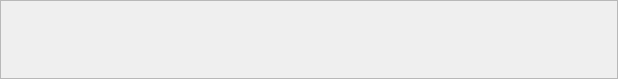
Before: the Qt Designer form ZeroTierUI/network.ui in zerotier/ZeroTierOne, drawn with Qt 5.
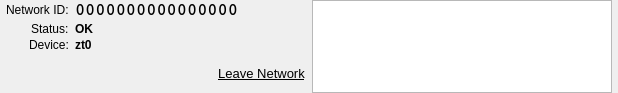
After: the same form once the commit is applied.

Diff of the .ui file:
```diff
--- a/ZeroTierUI/network.ui
+++ b/ZeroTierUI/network.ui
@@ -1,31 +1,259 @@
 <?xml version="1.0" encoding="UTF-8"?>
 <ui version="4.0">
  <class>Network</class>
- <widget class="QScrollArea" name="Network">
+ <widget class="QWidget" name="Network">
   <property name="geometry">
    <rect>
     <x>0</x>
     <y>0</y>
     <width>618</width>
-    <height>79</height>
+    <height>93</height>
    </rect>
   </property>
+  <property name="sizePolicy">
+   <sizepolicy hsizetype="Expanding" vsizetype="Preferred">
+    <horstretch>0</horstretch>
+    <verstretch>0</verstretch>
+   </sizepolicy>
+  </property>
   <property name="windowTitle">
-   <string>ScrollArea</string>
+   <string>Network</string>
   </property>
-  <property name="widgetResizable">
+  <property name="widgetResizable" stdset="0">
    <bool>true</bool>
   </property>
-  <widget class="QWidget" name="scrollAreaWidgetContents">
-   <property name="geometry">
-    <rect>
-     <x>0</x>
-     <y>0</y>
-     <width>616</width>
-     <height>77</height>
-    </rect>
+  <layout class="QHBoxLayout" name="horizontalLayout_3">
+   <property name="spacing">
+    <number>6</number>
    </property>
-  </widget>
+   <property name="leftMargin">
+    <number>6</number>
+   </property>
+   <property name="topMargin">
+    <number>0</number>
+   </property>
+   <property name="rightMargin">
+    <number>6</number>
+   </property>
+   <property name="bottomMargin">
+    <number>0</number>
+   </property>
+   <item>
+    <widget class="QWidget" name="leftWidget" native="true">
+     <layout class="QFormLayout" name="formLayout">
+      <property name="fieldGrowthPolicy">
+       <enum>QFormLayout::ExpandingFieldsGrow</enum>
+      </property>
+      <property name="labelAlignment">
+       <set>Qt::AlignRight|Qt::AlignTrailing|Qt::AlignVCenter</set>
+      </property>
+      <property name="formAlignment">
+       <set>Qt::AlignHCenter|Qt::AlignTop</set>
+      </property>
+      <property name="horizontalSpacing">
+       <number>6</number>
+      </property>
+      <property name="verticalSpacing">
+       <number>2</number>
+      </property>
+      <property name="leftMargin">
+       <number>0</number>
+      </property>
+      <property name="topMargin">
+       <number>0</number>
+      </property>
+      <property name="rightMargin">
+       <number>0</number>
+      </property>
+      <property name="bottomMargin">
+       <number>0</number>
+      </property>
+      <item row="2" column="0">
+       <widget class="QLabel" name="label_2">
+        <property name="text">
+         <string>Network ID:</string>
+        </property>
+        <property name="textFormat">
+         <enum>Qt::PlainText</enum>
+        </property>
+       </widget>
+      </item>
+      <item row="2" column="1">
+       <widget class="QPushButton" name="networkIdPushButton">
+        <property name="sizePolicy">
+         <sizepolicy hsizetype="Preferred" vsizetype="Preferred">
+          <horstretch>0</horstretch>
+          <verstretch>0</verstretch>
+         </sizepolicy>
+        </property>
+        <property name="font">
+         <font>
+          <family>Courier</family>
+          <pointsize>13</pointsize>
+          <weight>75</weight>
+          <bold>true</bold>
+         </font>
+        </property>
+        <property name="toolTip">
+         <string>Click to Copy to Clipboard</string>
+        </property>
+        <property name="styleSheet">
+         <string notr="true">border: 0;
+padding: 0;
+margin: 0;
+text-align: left;</string>
+        </property>
+        <property name="text">
+         <string>0000000000000000</string>
+        </property>
+        <property name="flat">
+         <bool>true</bool>
+        </property>
+       </widget>
+      </item>
+      <item row="3" column="0">
+       <widget class="QLabel" name="label">
+        <property name="text">
+         <string>Status:</string>
+        </property>
+        <property name="textFormat">
+         <enum>Qt::PlainText</enum>
+        </property>
+       </widget>
+      </item>
+      <item row="3" column="1">
+       <widget class="QLabel" name="statusLabel">
+        <property name="sizePolicy">
+         <sizepolicy hsizetype="Preferred" vsizetype="Preferred">
+          <horstretch>0</horstretch>
+          <verstretch>0</verstretch>
+         </sizepolicy>
+        </property>
+        <property name="font">
+         <font>
+          <weight>75</weight>
+          <bold>true</bold>
+         </font>
+        </property>
+        <property name="text">
+         <string>OK</string>
+        </property>
+        <property name="textFormat">
+         <enum>Qt::PlainText</enum>
+        </property>
+       </widget>
+      </item>
+      <item row="4" column="0">
+       <widget class="QLabel" name="label_4">
+        <property name="text">
+         <string>Device:</string>
+        </property>
+        <property name="textFormat">
+         <enum>Qt::PlainText</enum>
+        </property>
+       </widget>
+      </item>
+      <item row="4" column="1">
+       <widget class="QLabel" name="deviceLabel">
+        <property name="font">
+         <font>
+          <weight>75</weight>
+          <bold>true</bold>
+         </font>
+        </property>
+        <property name="text">
+         <string>zt0</string>
+        </property>
+        <property name="textFormat">
+         <enum>Qt::PlainText</enum>
+        </property>
+       </widget>
+      </item>
+      <item row="5" column="1">
+       <widget class="QWidget" name="leaveNetworkButtonContainerWidget" native="true">
+        <property name="sizePolicy">
+         <sizepolicy hsizetype="Expanding" vsizetype="Expanding">
+          <horstretch>0</horstretch>
+          <verstretch>0</verstretch>
+         </sizepolicy>
+        </property>
+        <property name="minimumSize">
+         <size>
+          <width>100</width>
+          <height>0</height>
+         </size>
+        </property>
+        <layout class="QHBoxLayout" name="horizontalLayout_2">
+         <property name="leftMargin">
+          <number>0</number>
+         </property>
+         <property name="topMargin">
+          <number>0</number>
+         </property>
+         <property name="rightMargin">
+          <number>0</number>
+         </property>
+         <property name="bottomMargin">
+          <number>0</number>
+         </property>
+         <item>
+          <spacer name="horizontalSpacer">
+           <property name="orientation">
+            <enum>Qt::Horizontal</enum>
+           </property>
+           <property name="sizeHint" stdset="0">
+            <size>
+             <width>40</width>
+             <height>20</height>
+            </size>
+           </property>
+          </spacer>
+         </item>
+         <item>
+          <widget class="QPushButton" name="leaveNetworkButton">
+           <property name="font">
+            <font>
+             <pointsize>10</pointsize>
+             <underline>true</underline>
+            </font>
+           </property>
+           <property name="styleSheet">
+            <string notr="true">padding: 0; margin: 0;</string>
+           </property>
+           <property name="text">
+            <string>Leave Network</string>
+           </property>
+           <property name="flat">
+            <bool>true</bool>
+           </property>
+          </widget>
+         </item>
+        </layout>
+       </widget>
+      </item>
+     </layout>
+    </widget>
+   </item>
+   <item>
+    <widget class="QListWidget" name="ipListWidget">
+     <property name="sizePolicy">
+      <sizepolicy hsizetype="Expanding" vsizetype="Preferred">
+       <horstretch>0</horstretch>
+       <verstretch>0</verstretch>
+      </sizepolicy>
+     </property>
+     <property name="font">
+      <font>
+       <family>Courier</family>
+       <pointsize>10</pointsize>
+      </font>
+     </property>
+     <property name="showDropIndicator" stdset="0">
+      <bool>false</bool>
+     </property>
+    </widget>
+   </item>
+  </layout>
  </widget>
  <resources/>
  <connections/>
```
